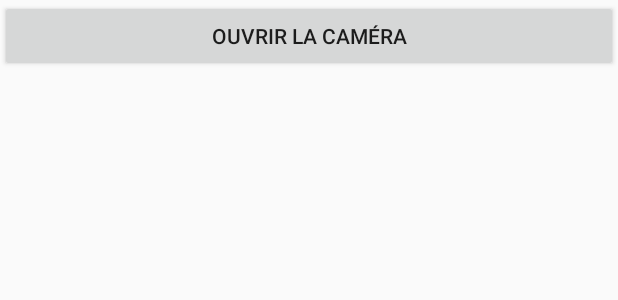
After one commit to fefefy/ImageRecognizer, an Android app: the layout photo_layout.xml on its own in the app's theme, with its tools: preview values and no code run, on a phone screen of 412 x 824 dp. The commit adds this screen. Shown: the top 300 px of the screen. Run offline under Robolectric (Android 15) with nearby library versions, the phone set to English and light mode, and no system bars.

Commit message:
Ajout layout photo

```diff
--- a/app/src/main/AndroidManifest.xml
+++ b/app/src/main/AndroidManifest.xml
@@ -21,6 +21,8 @@
             </intent-filter>
 
         </activity>
+        <activity android:name=".Photo"
+            android:label="@string/app_name"/>
 
         <uses-feature android:name="android.hardware.camera"
             android:required="true" />
--- /dev/null
+++ b/app/src/main/res/layout/photo_layout.xml
@@ -0,0 +1,13 @@
+<?xml version="1.0" encoding="utf-8"?>
+<LinearLayout xmlns:android="http://schemas.android.com/apk/res/android"
+    android:orientation="vertical" android:layout_width="match_parent"
+    android:layout_height="match_parent">
+
+    <Button
+        android:text="Ouvrir la caméra"
+        android:layout_width="match_parent"
+        android:layout_height="wrap_content"
+        android:id="@+id/Launch_camera"
+        android:elevation="0dp"
+        android:onClick="process"/>
+</LinearLayout>
```
Also changed, not shown: app/src/main/java/projetstl/com/imagerecognizer/MainActivity.java (+8 -40 lines), app/src/main/java/projetstl/com/imagerecognizer/Photo.java (added, +73 -0 lines).
